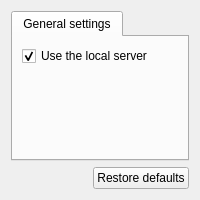
The window that gns3/modules/docker/ui/docker_preferences_page.ui (GNS3/gns3-gui) describes before a commit, drawn with Qt 5.
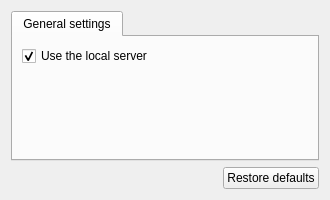
The same window after the commit.

```diff
--- a/gns3/modules/docker/ui/docker_preferences_page.ui
+++ b/gns3/modules/docker/ui/docker_preferences_page.ui
@@ -6,7 +6,7 @@
    <rect>
     <x>0</x>
     <y>0</y>
-    <width>200</width>
+    <width>330</width>
     <height>200</height>
    </rect>
   </property>
@@ -45,7 +45,7 @@
          <property name="sizeHint" stdset="0">
           <size>
            <width>20</width>
-           <height>455</height>
+           <height>5</height>
           </size>
          </property>
         </spacer>
```
